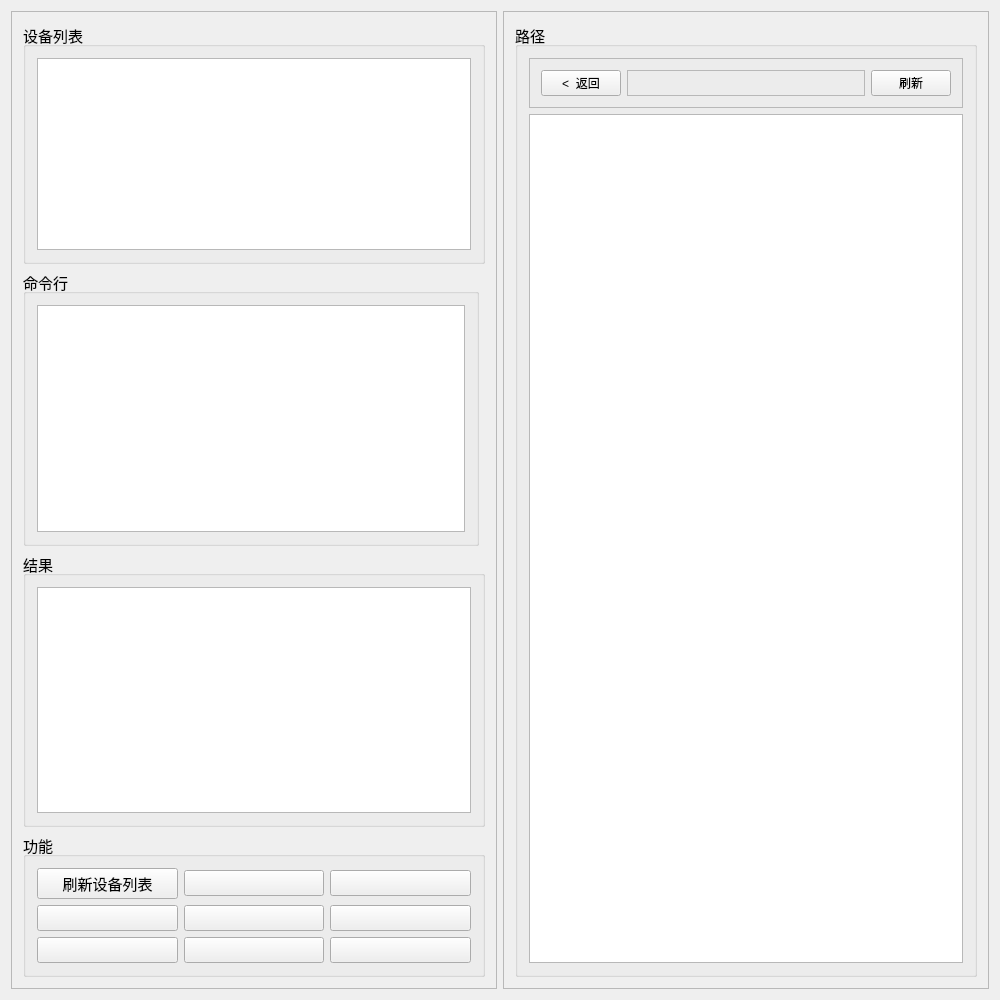
Above: TestUtil/TestUtil/QtADBClass.ui from qindong917/vs_test2 before the change. Below: the same form after it.
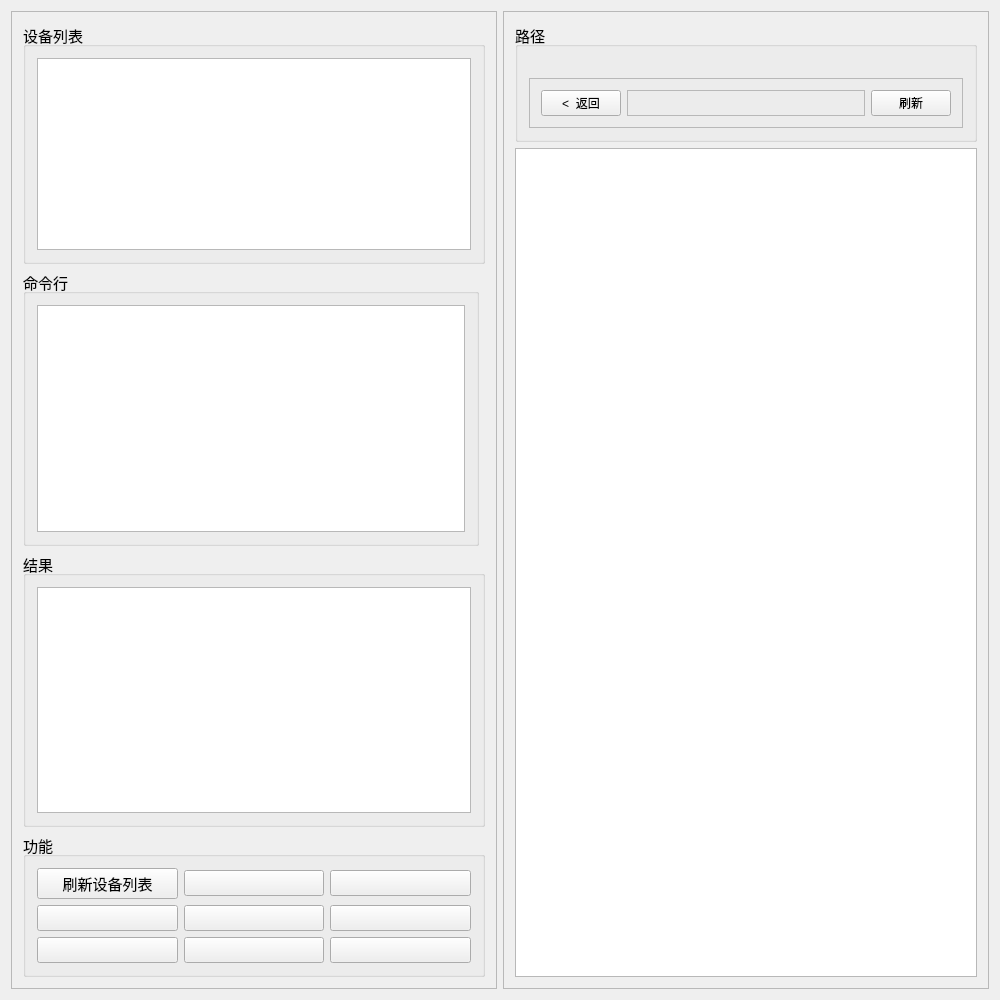
That is the form after the change.

What changed in the file:
```diff
--- a/TestUtil/TestUtil/QtADBClass.ui
+++ b/TestUtil/TestUtil/QtADBClass.ui
@@ -204,7 +204,7 @@
      <property name="frameShadow">
       <enum>QFrame::Raised</enum>
      </property>
-     <layout class="QGridLayout" name="gridLayout_7">
+     <layout class="QGridLayout" name="gridLayout_9">
       <item row="0" column="0">
        <widget class="QGroupBox" name="groupBox_2">
         <property name="font">
@@ -216,8 +216,20 @@
         <property name="title">
          <string>路径</string>
         </property>
-        <layout class="QGridLayout" name="gridLayout_9">
+        <layout class="QGridLayout" name="gridLayout_7">
          <item row="0" column="0">
+          <widget class="QLabel" name="label_lujing">
+           <property name="font">
+            <font>
+             <pointsize>9</pointsize>
+            </font>
+           </property>
+           <property name="text">
+            <string/>
+           </property>
+          </widget>
+         </item>
+         <item row="1" column="0">
           <widget class="QFrame" name="frame_3">
            <property name="frameShape">
             <enum>QFrame::StyledPanel</enum>
@@ -275,12 +287,12 @@
            </layout>
           </widget>
          </item>
-         <item row="1" column="0">
-          <widget class="QListView" name="listView_2"/>
-         </item>
         </layout>
        </widget>
       </item>
+      <item row="1" column="0">
+       <widget class="QListView" name="listView_2"/>
+      </item>
      </layout>
     </widget>
    </item>
```
Left out of the diff: 36 changed lines with no effect on the pictures.
